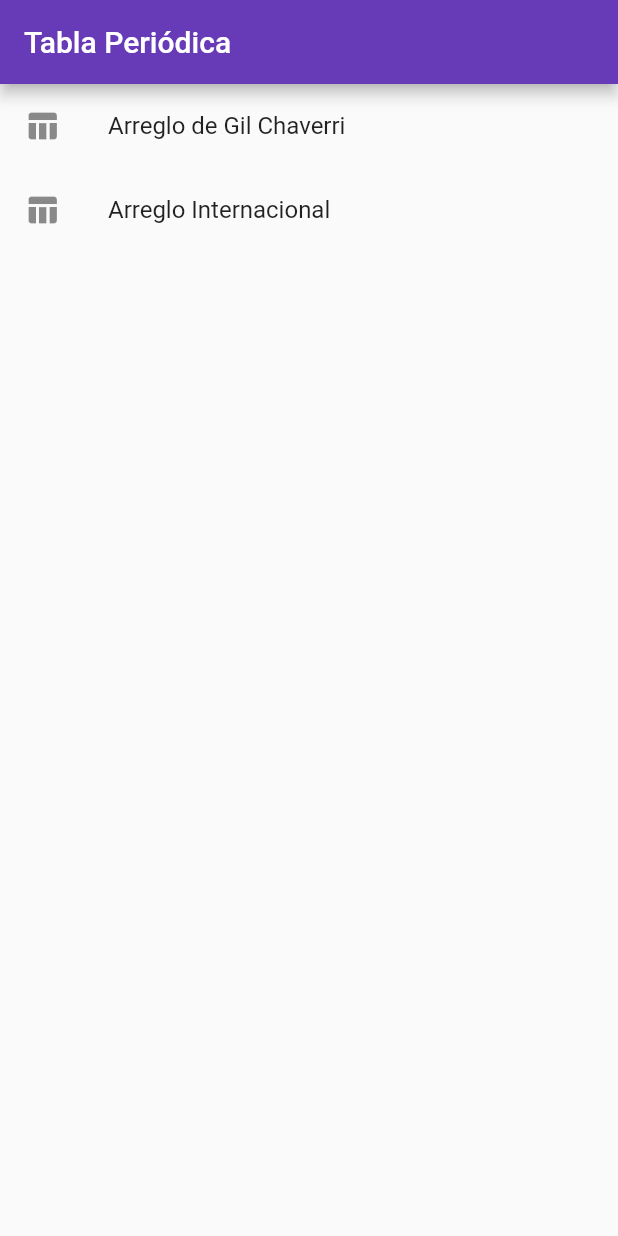
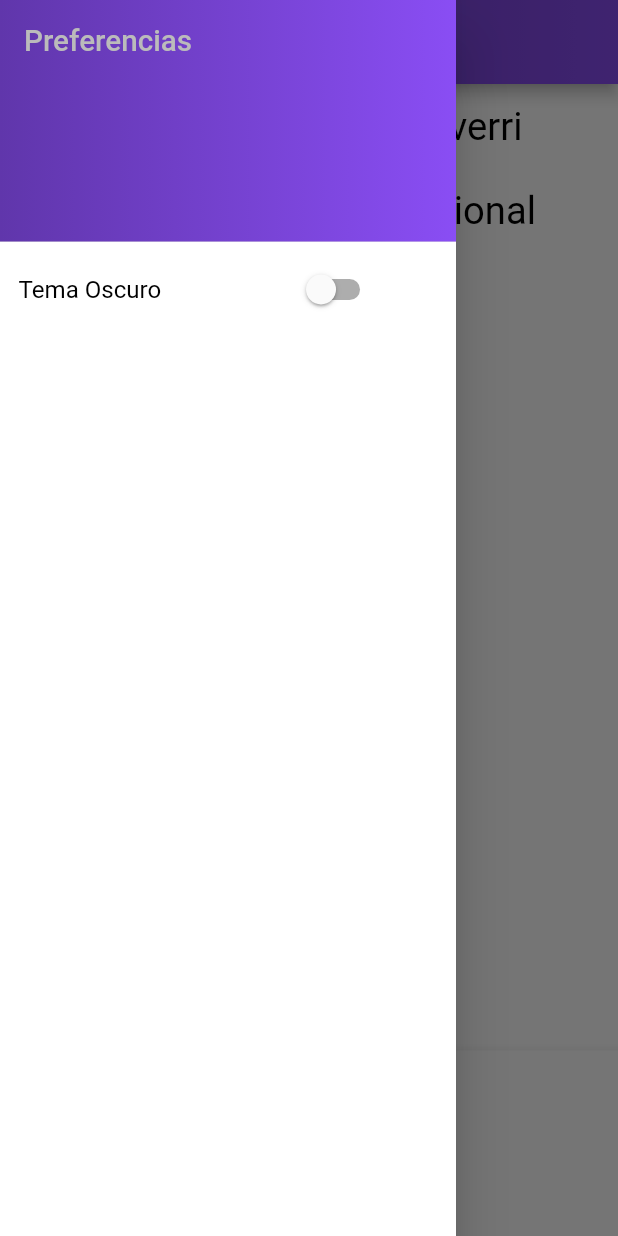
Before and after one commit to diabloget/tablaperiodica, a Flutter app: the screen it shows after launch, with the side drawer open (before the commit the screen has no drawer), on a phone screen of 412 x 824 dp. Run offline on Flutter 3.47's test engine with Material 2 defaults, Android fonts, the phone set to English and light mode, and no system bars; our stand-ins replace shared_preferences; missing offline and left inert: zoom_widget.

Commit message:
Se añadió función cambiar tema
Actualmente el usuario puede cambiar de tema entre el claro y el oscuro, se había probado distintas formas de lograrlo pero hasta justo ahora se logró la más funcional.

```diff
--- /dev/null
+++ b/lib/generalCode/preferences.dart
@@ -0,0 +1,42 @@
+import 'package:shared_preferences/shared_preferences.dart';
+
+class Preferences{
+  static const  BLACKTHEME = "blacktheme";
+
+  static final Preferences instance = Preferences._internal();
+
+
+  //Campos a manejar
+  SharedPreferences _sharedPreferences;
+  bool blacktheme = false;
+
+  Preferences._internal();
+
+  factory Preferences()=>instance;
+
+  Future<SharedPreferences> get preferences async{
+    if(_sharedPreferences != null){
+      return _sharedPreferences;
+    }else{
+      _sharedPreferences = await SharedPreferences.getInstance();
+      blacktheme = _sharedPreferences.getBool(BLACKTHEME);
+
+      if(blacktheme == null){
+        blacktheme = false;
+      }
+      return _sharedPreferences;
+
+    }
+
+  }
+  Future<bool> commit() async {
+    await _sharedPreferences.setBool(BLACKTHEME, blacktheme);
+  }
+
+  Future<Preferences> init() async{
+    _sharedPreferences = await preferences;
+    return this;
+  }
+
+
+}
--- a/lib/generalCode/sizeconfig.dart
+++ b/lib/generalCode/sizeconfig.dart
@@ -16,6 +16,9 @@ class SizeConfig {
   static double fixerVertical;
   static double fixAllVer;
   static double fixAllHor;
+  static double fixLilVer;
+  static double fixLilHor;
+  static double fixLil;
 
   void init(BuildContext context) {
     _mediaQueryData = MediaQuery.of(context);
@@ -38,5 +41,8 @@ class SizeConfig {
     fixerHorizontal = screenWidth.toInt()*6.0;
     fixAllVer= screenHeight.toInt() / 10;
     fixAllHor= screenWidth.toInt() / 10;
+    fixLilVer = screenHeight.toInt() /100;
+    fixLilHor = screenWidth.toInt() /100;
+    fixLil = fixLilHor*fixLilVer;
   }
 }
--- a/lib/generalCode/theme.dart
+++ b/lib/generalCode/theme.dart
@@ -1,10 +1,11 @@
 import 'dart:ui';
+import 'package:tablaperiodica/generalCode/preferences.dart';
 
 class Themes{
-  static int black = 1;
+  static Preferences _myPreferences = Preferences();
 
   static Color themer(String item){
-    if (black==1){
+    if (_myPreferences.blacktheme){
       if(item == "edge"){
         return Color.fromARGB(255, 0, 0, 0);
 
@@ -47,7 +48,7 @@ class Themes{
 
 
     }
-    if(black==0){
+    else{
 
       if(item == "edge"){
         return Color.fromARGB(255, 0, 0, 0);
--- a/lib/horizontalInter/rowscolumns.dart
+++ b/lib/horizontalInter/rowscolumns.dart
@@ -1,5 +1,5 @@
 import 'package:flutter/material.dart';
-import 'package:tablaperiodica/horizontalInter/elementcase.dart';
+import 'package:tablaperiodica/generalCode/elementcase.dart';
 import 'package:tablaperiodica/generalCode/sizeconfig.dart';
 
 class RowsColumns{
@@ -59,7 +59,7 @@ class RowsColumns{
     return Row(
       children: <Widget>[
         for(start in numbers(start, end))
-          Elementcase.econtainer(start)
+          Elementcase.econtainer(start, 4, 2)
       ],
     );
   }
--- a/lib/main.dart
+++ b/lib/main.dart
@@ -1,11 +1,8 @@
-import 'dart:io';
 import 'package:flutter/material.dart';
-import 'package:tablaperiodica/generalCode/sizeconfig.dart';
-import 'package:tablaperiodica/generalCode/zooms.dart';
-import 'package:flutter/services.dart';
-import 'package:tablaperiodica/horizontalGil/tablestack.dart';
-import 'package:tablaperiodica/horizontalInter/tablestack.dart';
-import 'package:tablaperiodica/generalCode/absorber.dart';
+import 'package:tablaperiodica/generalCode/preferences.dart';
+import 'package:tablaperiodica/horizontalGil/gilScreen.dart';
+import 'package:tablaperiodica/horizontalInter/interScreen.dart';
+import 'package:tablaperiodica/menu/menuScreen.dart';
 
 void main() => runApp(MyApp());
 
@@ -13,7 +10,7 @@ class MyApp extends StatelessWidget {
   @override
   Widget build(BuildContext context) {
     return MaterialApp(
-      title: 'Tabla periódica V:0.25g',
+      title: 'Tablas periódicas',
       theme: ThemeData(
         primarySwatch: Colors.deepPurple,
       ),
@@ -26,125 +23,3 @@ class MyApp extends StatelessWidget {
     );
   }
 }
-
-class MainScreen extends StatefulWidget {
-  @override
-  State<MainScreen> createState() => MainScreenState();
-}
-
-class MainScreenState extends State<MainScreen> {
-
-  void initState(){
-    super.initState();
-    SystemChrome.setPreferredOrientations([
-      DeviceOrientation.portraitUp,
-      DeviceOrientation.portraitDown,
-    ]);
-    SystemChrome.setEnabledSystemUIOverlays([
-      //Its okay if there is nothing here :)
-    ]);
-  }
-
-  Future<bool> _onBackPressed() {
-    ()=> exit(0);
-  }
-
-  @override
-  Widget build(BuildContext context) {
-    SizeConfig().init(context);
-    return WillPopScope(
-      onWillPop: _onBackPressed,
-      child: Scaffold(
-        appBar: AppBar(
-          title: Text("Tabla Periódica"),
-        ),
-        body: ListView(
-          padding: EdgeInsets.zero,
-          children: <Widget>[
-            ListTile(
-              leading: Icon(Icons.table_chart),
-              title: Text("Arreglo de Gil Chaverri"),
-              onTap: () {
-                SystemChrome.setPreferredOrientations([
-                  DeviceOrientation.landscapeLeft,
-                  DeviceOrientation.landscapeLeft,
-                ]);
-                Navigator.pushNamed(context, '/gil');
-              },
-            ),
-            ListTile(
-              leading: Icon(Icons.table_chart),
-              title: Text("Arreglo Internacional"),
-              onTap: () {
-                SystemChrome.setPreferredOrientations([
-                  DeviceOrientation.landscapeLeft,
-                  DeviceOrientation.landscapeLeft,
-                ]);
-                Navigator.pushNamed(context, '/international');
-              },
-            ),
-          ],
-        ),
-      ),
-    );
-  }
-}
-
-class GilScreen extends StatefulWidget {
-  @override
-  State<GilScreen> createState() => GilScreenState();
-}
-
-class GilScreenState extends State<GilScreen> {
-
-  void initState(){
-    super.initState();
-    SystemChrome.setEnabledSystemUIOverlays([
-      //Its okay if there is nothing here :)
-    ]);
-  }
-
-  Future<bool> _onBackPressed() {
-    Navigator.pushNamed(context, '/');
-  }
-
-  @override
-  Widget build(BuildContext context) {
-    SizeConfig().init(context);
-    return WillPopScope(
-      onWillPop: _onBackPressed,
-      child: Absorber.absorbBugs(Horizontalzoom.genericZoom(HorizontalGilStack.gilStack(), SizeConfig.fixerVertical, SizeConfig.fixerHorizontal))
-    );
-  }
-}
-
-// height: SizeConfig.fixerVertical,
-// width: SizeConfig.fixerHorizontal,
-
-class InterScreen extends StatefulWidget {
-  @override
-  State<InterScreen> createState() => InterScreenState();
-}
-
-class InterScreenState extends State<InterScreen> {
-
-  void initState(){
-    super.initState();
-    SystemChrome.setEnabledSystemUIOverlays([
-      //Its okay if there is nothing here :)
-    ]);
-  }
-
-  Future<bool> _onBackPressed() {
-    Navigator.pushNamed(context, '/');
-  }
-
-  @override
-  Widget build(BuildContext context) {
-    SizeConfig().init(context);
-    return WillPopScope(
-        onWillPop: _onBackPressed,
-        child: Horizontalzoom.genericZoom(HorizontalInterStack.inteStack(), SizeConfig.fixerVertical, SizeConfig.fixerHorizontal),
-    );
-  }
-}
--- /dev/null
+++ b/lib/menu/appBarColor.dart
@@ -0,0 +1,33 @@
+import 'package:flutter/material.dart';
+
+class AppBarColor{
+  static Container colorcontainer(){
+    return Container(
+      decoration: BoxDecoration(
+        gradient: new LinearGradient(
+            colors: [
+              const Color.fromARGB(255, 96, 54, 171),
+              const Color.fromARGB(255, 144, 81, 255),
+            ],
+            begin: const FractionalOffset(0.0, 0.0),
+            end: const FractionalOffset(1.15, 0.0),
+            stops: [0.0, 1.0],
+            tileMode: TileMode.clamp),
+        )
+      );
+  }
+
+  static BoxDecoration boxDecoration(){
+    return BoxDecoration(
+      gradient: new LinearGradient(
+          colors: [
+            const Color.fromARGB(255, 96, 54, 171),
+            const Color.fromARGB(255, 144, 81, 255),
+          ],
+          begin: const FractionalOffset(0.0, 0.0),
+          end: const FractionalOffset(1.15, 0.0),
+          stops: [0.0, 1.0],
+          tileMode: TileMode.clamp),
+    );
+  }
+}
--- /dev/null
+++ b/lib/menu/menuDrawer.dart
@@ -0,0 +1,70 @@
+import 'package:flutter/material.dart';
+import 'package:tablaperiodica/generalCode/preferences.dart';
+import 'package:tablaperiodica/generalCode/sizeconfig.dart';
+import 'package:tablaperiodica/generalCode/theme.dart';
+import 'package:tablaperiodica/menu/appBarColor.dart';
+import 'menuScreen.dart';
+
+class MenuDrawer extends StatefulWidget{
+  @override
+  MenuDrawerState createState() => MenuDrawerState();
+}
+
+class MenuDrawerState extends State<MenuDrawer>{
+  static Preferences _myPreferences = Preferences();
+
+  @override
+  Widget build(BuildContext context) {
+    return Drawer(
+        child: Container(
+          color: Themes.themer("background"),
+          child: ListView(
+            padding: EdgeInsets.zero,
+            children: <Widget>[
+              DrawerHeader(
+                decoration: AppBarColor.boxDecoration(),
+                child: Text(
+                  "Preferencias", style: TextStyle(color: Color.fromARGB(255, 187, 187, 187), fontSize: 0.008*SizeConfig.fixerHorizontal)),
+              ),
+              Container(
+                padding: EdgeInsets.only(left: 0.005*SizeConfig.fixerHorizontal, right: 0.005*SizeConfig.fixerHorizontal),
+                child: GestureDetector(
+                  onTap: () {
+                    setState(() {
+                      _myPreferences.blacktheme = boolexchanger(_myPreferences.blacktheme);
+                      Navigator.pushNamed(context, '/');
+                    });
+                  },
+                  child: Row(
+                    children: <Widget>[
+                      Text("Tema Oscuro", style: TextStyle(
+                          color: Themes.themer("letters"), fontSize: 0.0065*SizeConfig.fixerHorizontal)),
+                      Container(width: 0.035*SizeConfig.fixerHorizontal,),
+                      Switch(
+                        value: _myPreferences.blacktheme,
+                        onChanged: (value) {
+                          setState(() {
+                            _myPreferences.blacktheme = value;
+                            _myPreferences.commit();
+                            Navigator.pushNamed(context, '/');
+                          });
+                        },
+                      ),
+                    ],
+                  ),
+                )
+              ),
+            ],
+          ),
+        )
+    );
+  }
+
+  bool boolexchanger(bool base){
+    if(base == true){
+      return false;
+    }else{
+      return true;
+    }
+  }
+}
--- /dev/null
+++ b/lib/menu/menuScreen.dart
@@ -0,0 +1,78 @@
+import 'dart:io';
+import 'package:flutter/material.dart';
+import 'package:tablaperiodica/generalCode/sizeconfig.dart';
+import 'package:flutter/services.dart';
+import 'package:tablaperiodica/generalCode/theme.dart';
+import 'package:tablaperiodica/menu/appBarColor.dart';
+import 'package:tablaperiodica/menu/menuDrawer.dart';
+
+
+class MainScreen extends StatefulWidget {
+  @override
+  State<MainScreen> createState() => MainScreenState();
+}
+
+class MainScreenState extends State<MainScreen> {
+
+  void initState(){
+    super.initState();
+    SystemChrome.setPreferredOrientations([
+      DeviceOrientation.portraitUp,
+      DeviceOrientation.portraitDown,
+    ]);
+    SystemChrome.setEnabledSystemUIOverlays([
+      //Its okay if there is nothing here :)
+    ]);
+  }
+
+  Future<bool> _onBackPressed() {
+        ()=> exit(0);
+  }
+
+  @override
+  // Themes.themer("background")
+  Widget build(BuildContext context) {
+    SizeConfig().init(context);
+    return WillPopScope(
+      onWillPop: _onBackPressed,
+      child: Scaffold(
+        appBar: AppBar(
+          title: Text("Tabla Periódica", style: TextStyle(color: Color.fromARGB(255, 220, 220, 220)),),
+          flexibleSpace: AppBarColor.colorcontainer(),
+        ),
+        bottomNavigationBar: BottomAppBar(color: Themes.themer("background"), child: Container(color: Themes.themer("background"), height: 1.5*SizeConfig.fixAllVer),),
+        drawer: MenuDrawer(),
+        body: Container(
+          color: Themes.themer("background"),
+          child: ListView(
+            padding: EdgeInsets.zero,
+            children: <Widget>[
+              ListTile(
+                leading: Icon(Icons.web, color: Themes.themer("letters"), size: 1.5*SizeConfig.fixLil,),
+                title: Center(child: Text("Arreglo Gil Chaverri", style: TextStyle(color: Themes.themer("letters"), fontSize: 0.75*SizeConfig.fixLil))),
+                onTap: () {
+                  SystemChrome.setPreferredOrientations([
+                    DeviceOrientation.landscapeLeft,
+                    DeviceOrientation.landscapeLeft,
+                  ]);
+                  Navigator.pushNamed(context, '/gil');
+                },
+              ),
+              ListTile(
+                leading: Icon(Icons.web, color: Themes.themer("letters"), size: 1.5*SizeConfig.fixLil),
+                title: Center(child: Text("Arreglo Internacional", style: TextStyle(color: Themes.themer("letters"), fontSize: 0.75*SizeConfig.fixLil))),
+                onTap: () {
+                  SystemChrome.setPreferredOrientations([
+                    DeviceOrientation.landscapeLeft,
+                    DeviceOrientation.landscapeLeft,
+                  ]);
+                  Navigator.pushNamed(context, '/international');
+                },
+              ),
+            ],
+          ),
+        )
+      ),
+    );
+  }
+}
--- a/pubspec.yaml
+++ b/pubspec.yaml
@@ -17,8 +17,9 @@ environment:
   sdk: ">=2.6.0 <3.0.0"
 
 dependencies:
-  matrix_gesture_detector: ^0.1.0
   zoom_widget: ^0.1.3
+  shared_preferences: ^0.4.3
+
   flutter:
     sdk: flutter
 
```
Also changed, not shown: lib/generalCode/elementcase.dart (renamed from lib/horizontalInter/elementcase.dart, +5 -5 lines), lib/horizontalGil/elementcase.dart (deleted, +0 -107 lines), lib/horizontalGil/gilScreen.dart (added, +38 -0 lines), lib/horizontalGil/rowscolumns.dart (+17 -79 lines), lib/horizontalGil/tablestack.dart (+22 -22 lines), lib/horizontalInter/interScreen.dart (added, +33 -0 lines), lib/horizontalInter/tablestack.dart (+3 -5 lines), 1 other file.
